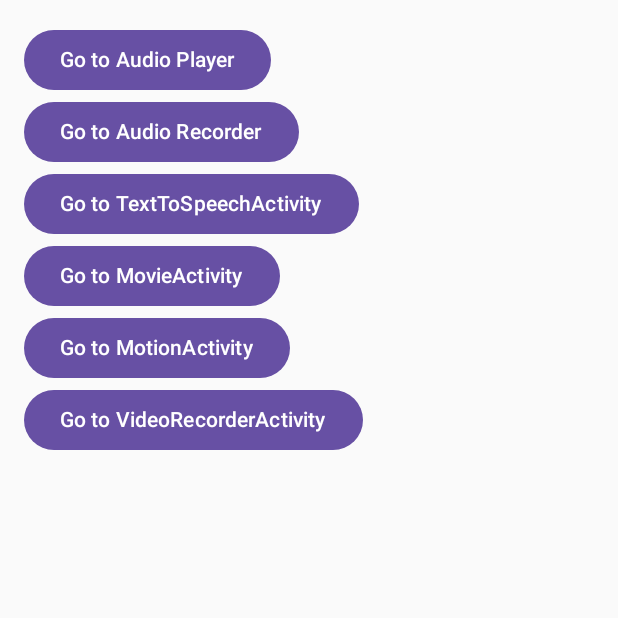
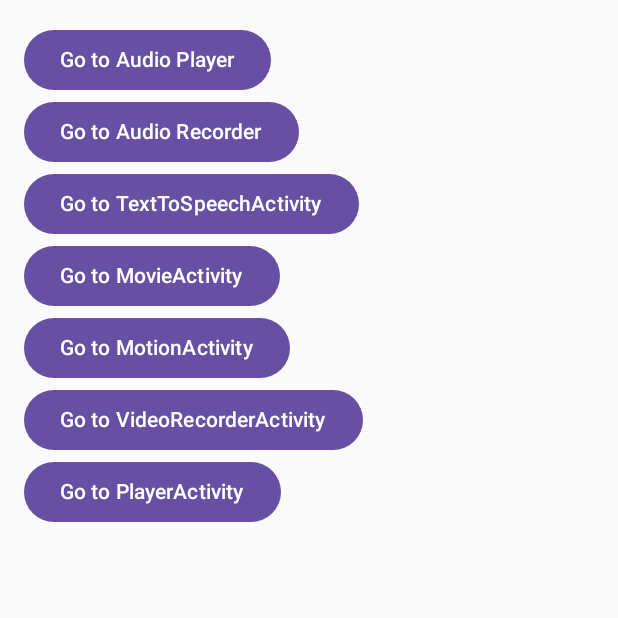
Before and after one commit to entaku0818/AudioMasterAndroid, an Android app built with Jetpack Compose: the screen it shows after launch (MainActivity), on a phone screen of 412 x 824 dp, the top half of it. Run offline under Robolectric (Android 15) with nearby library versions, the phone set to English and light mode, and no system bars.

Commit message:
add movie

```diff
--- a/app/src/main/java/com/example/myapplication/MainActivity.kt
+++ b/app/src/main/java/com/example/myapplication/MainActivity.kt
@@ -17,6 +17,7 @@ import com.example.myapplication.ui.AudioPlayerActivity
 import com.example.myapplication.ui.AudioRecorderActivity
 import com.example.myapplication.ui.MotionActivity
 import com.example.myapplication.ui.MovieActivity
+import com.example.myapplication.ui.PlayerActivity
 import com.example.myapplication.ui.TextToSpeechActivity
 import com.example.myapplication.ui.VideoRecorderActivity
 
@@ -67,6 +68,12 @@ class MainActivity : ComponentActivity() {
             }) {
                 Text(text = "Go to VideoRecorderActivity")
             }
+
+            Button(onClick = {
+                context.startActivity(Intent(context, PlayerActivity::class.java))
+            }) {
+                Text(text = "Go to PlayerActivity")
+            }
         }
     }
 }
--- a/app/src/main/res/values/strings.xml
+++ b/app/src/main/res/values/strings.xml
@@ -7,4 +7,8 @@
     <string name="take_photo">Take Photo</string>
     <string name="start_capture">Start Capture</string>
     <string name="stop_capture">Stop Capture</string>
+    <string name="media_url_mp3">https://storage.googleapis.com/exoplayer-test-media-0/Jazz_In_Paris.mp3</string>
+    <string name="media_url_mp4">https://storage.googleapis.com/exoplayer-test-media-0/BigBuckBunny_320x180.mp4</string>
+    <string name="media_url_dash"><![CDATA[https://www.youtube.com/api/manifest/dash/id/bf5bb2419360daf1/source/youtube?as=fmp4_audio_clear,fmp4_sd_hd_clear&sparams=ip,ipbits,expire,source,id,as&ip=0.0.0.0&ipbits=0&expire=19000000000&signature=51AF5F39AB0CEC3E5497CD9C900EBFEAECCCB5C7.8506521BFC350652163895D4C26DEE124209AA9E&key=ik0]]></string>
+    <string name="logo">Google logo</string>
 </resources>
```
Also changed, not shown: app/src/main/AndroidManifest.xml (+8 -0 lines).
